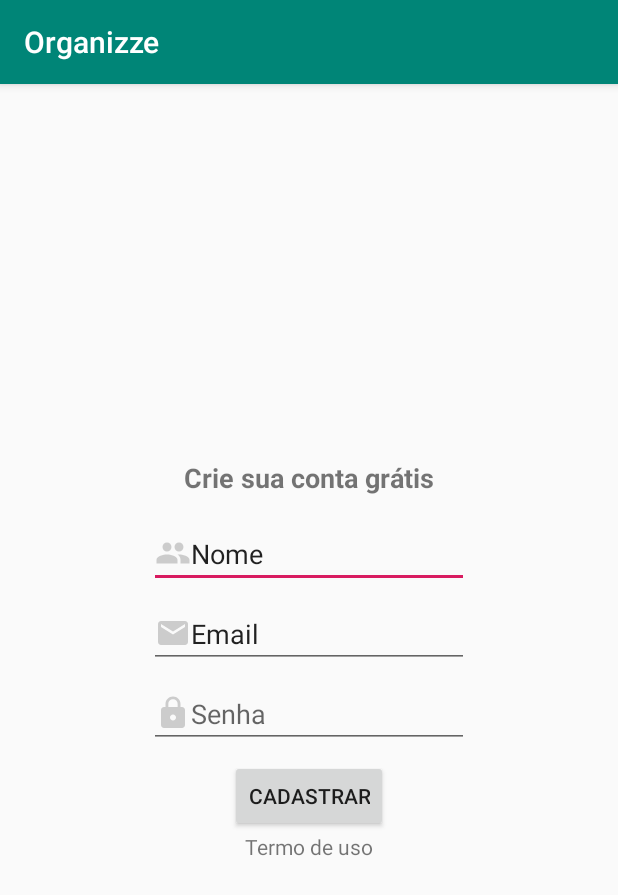
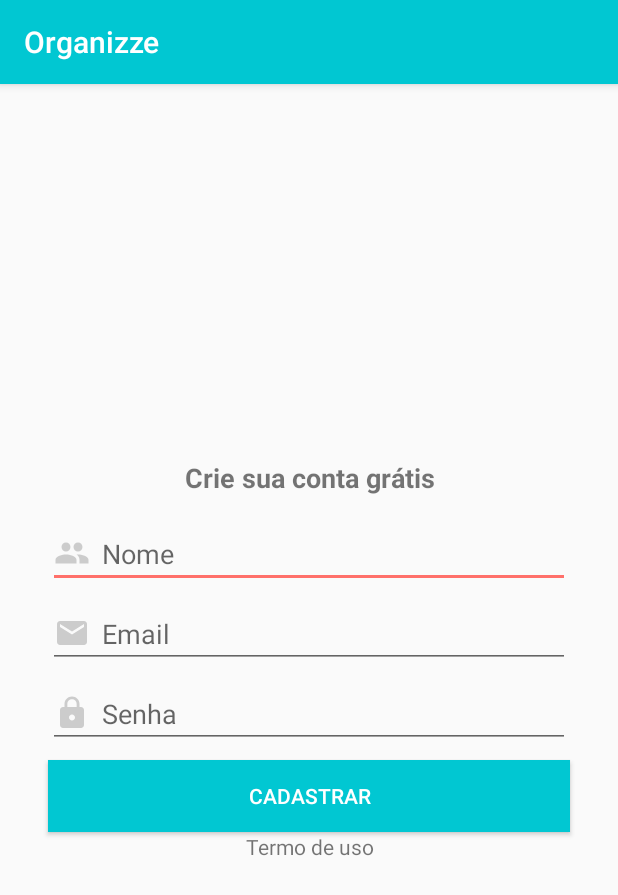
Before and after one commit to Jardier/organizze, an Android app: the CadastroActivity screen opened directly, with no data from a screen before it, on a phone screen of 412 x 824 dp. Shown: the top 895 px of the screen. Run offline under Robolectric (Android 15) with nearby library versions, the phone set to English and light mode, and no system bars.

Commit message:
Customizando as intefaces

```diff
--- a/app/src/main/res/layout/activity_cadastro.xml
+++ b/app/src/main/res/layout/activity_cadastro.xml
@@ -8,9 +8,14 @@
 
     <TextView
         android:id="@+id/textView18"
-        android:layout_width="wrap_content"
+        android:layout_width="0dp"
         android:layout_height="wrap_content"
+        android:layout_marginStart="32dp"
+        android:layout_marginLeft="32dp"
+        android:layout_marginEnd="32dp"
+        android:layout_marginRight="32dp"
         android:layout_marginBottom="16dp"
+        android:gravity="center"
         android:text="Crie sua conta grátis"
         android:textSize="18sp"
         android:textStyle="bold"
@@ -22,14 +27,18 @@
 
     <EditText
         android:id="@+id/editText7"
-        android:layout_width="wrap_content"
+        android:layout_width="0dp"
         android:layout_height="wrap_content"
+        android:layout_marginStart="32dp"
+        android:layout_marginLeft="32dp"
+        android:layout_marginEnd="32dp"
+        android:layout_marginRight="32dp"
         android:layout_marginBottom="8dp"
         android:drawableLeft="@drawable/ic_pessoa_cinza_24dp"
+        android:drawablePadding="8dp"
         android:ems="10"
         android:hint="Nome"
         android:inputType="textPersonName"
-        android:text="Nome"
         app:layout_constraintBottom_toTopOf="@+id/editText8"
         app:layout_constraintEnd_toEndOf="parent"
         app:layout_constraintStart_toStartOf="parent"
@@ -37,14 +46,18 @@
 
     <EditText
         android:id="@+id/editText8"
-        android:layout_width="wrap_content"
+        android:layout_width="0dp"
         android:layout_height="wrap_content"
+        android:layout_marginStart="32dp"
+        android:layout_marginLeft="32dp"
+        android:layout_marginEnd="32dp"
+        android:layout_marginRight="32dp"
         android:layout_marginBottom="8dp"
         android:drawableLeft="@drawable/ic_email_cinza_24dp"
+        android:drawablePadding="8dp"
         android:ems="10"
         android:hint="Email"
         android:inputType="textPersonName|textEmailAddress"
-        android:text="Email"
         app:layout_constraintBottom_toTopOf="@+id/editText9"
         app:layout_constraintEnd_toEndOf="parent"
         app:layout_constraintStart_toStartOf="parent"
@@ -52,10 +65,15 @@
 
     <EditText
         android:id="@+id/editText9"
-        android:layout_width="wrap_content"
+        android:layout_width="0dp"
         android:layout_height="wrap_content"
+        android:layout_marginStart="32dp"
+        android:layout_marginLeft="32dp"
+        android:layout_marginEnd="32dp"
+        android:layout_marginRight="32dp"
         android:layout_marginBottom="8dp"
         android:drawableLeft="@drawable/ic_cadeado_cinza_24dp"
+        android:drawablePadding="8dp"
         android:ems="10"
         android:hint="Senha"
         android:inputType="textPersonName|textPassword"
@@ -66,9 +84,15 @@
 
     <Button
         android:id="@+id/button4"
-        android:layout_width="wrap_content"
+        android:layout_width="0dp"
         android:layout_height="wrap_content"
+        android:layout_marginStart="32dp"
+        android:layout_marginLeft="32dp"
+        android:layout_marginEnd="32dp"
+        android:layout_marginRight="32dp"
+        android:background="@color/colorPrimary"
         android:text="Cadastrar"
+        android:textColor="@android:color/white"
         app:layout_constraintBottom_toTopOf="@+id/textView19"
         app:layout_constraintEnd_toEndOf="parent"
         app:layout_constraintStart_toStartOf="parent"
@@ -76,8 +100,13 @@
 
     <TextView
         android:id="@+id/textView19"
-        android:layout_width="wrap_content"
+        android:layout_width="88dp"
         android:layout_height="wrap_content"
+        android:layout_marginStart="32dp"
+        android:layout_marginLeft="32dp"
+        android:layout_marginEnd="32dp"
+        android:layout_marginRight="32dp"
+        android:gravity="center"
         android:text="Termo de uso"
         app:layout_constraintBottom_toBottomOf="parent"
         app:layout_constraintEnd_toEndOf="parent"
--- a/app/src/main/res/values/colors.xml
+++ b/app/src/main/res/values/colors.xml
@@ -1,6 +1,6 @@
 <?xml version="1.0" encoding="utf-8"?>
 <resources>
-    <color name="colorPrimary">#008577</color>
-    <color name="colorPrimaryDark">#00574B</color>
-    <color name="colorAccent">#D81B60</color>
+    <color name="colorPrimary">#01C7D2</color>
+    <color name="colorPrimaryDark">#00b1bc</color>
+    <color name="colorAccent">#ff706a</color>
 </resources>
```
Also changed, not shown: app/src/main/res/layout/activity_login.xml (+27 -5 lines), app/src/main/res/layout/intro_cadastro.xml (+23 -4 lines).
